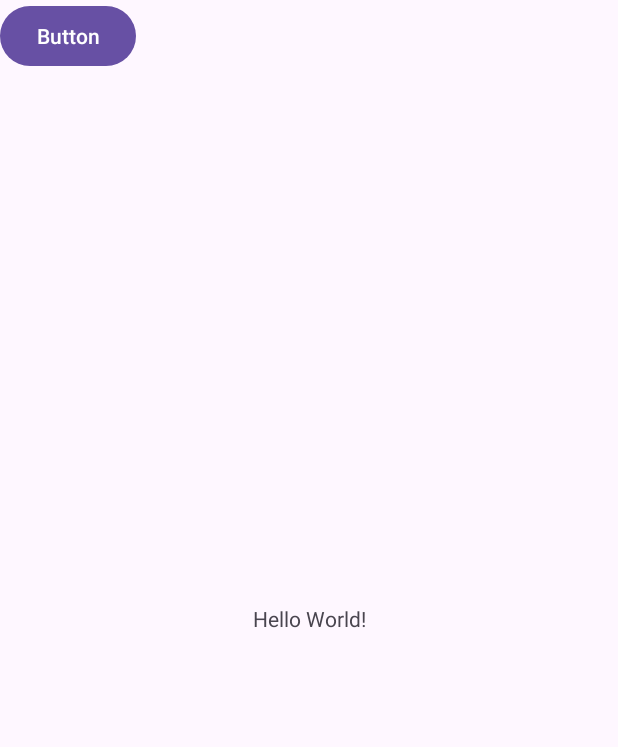
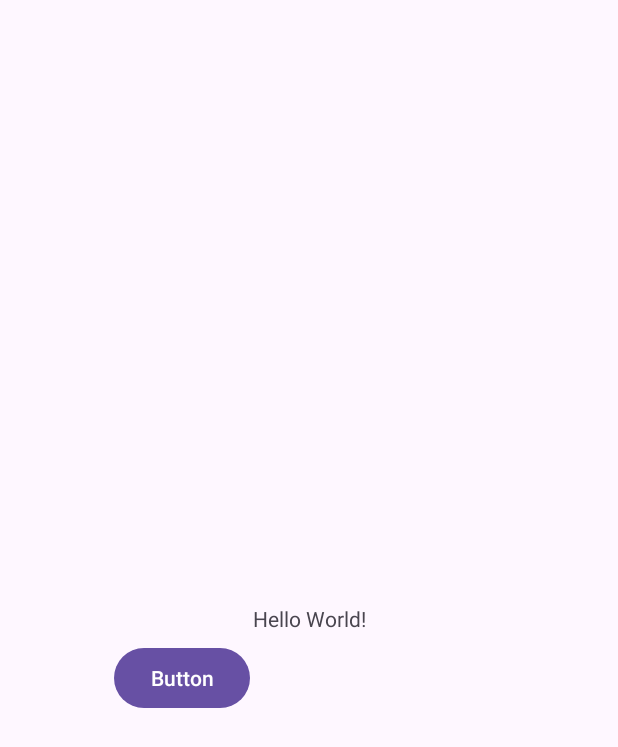
Before and after one commit to Cacciaa/AppDispensa, an Android app: the screen it shows after launch (MainActivity), after a tap on "Button", on a phone screen of 412 x 824 dp. Shown: the top 747 px of the screen. Run offline under Robolectric (Android 15) with nearby library versions, the phone set to English and light mode, and no system bars; our stand-ins replace Room's generated code; 1 statement that could not run was skipped.

Commit message:
DB Connection stable 1.0

```diff
--- a/AppWithDB/app/build.gradle.kts
+++ b/AppWithDB/app/build.gradle.kts
@@ -40,7 +40,9 @@ dependencies {
     implementation("androidx.appcompat:appcompat:1.6.1")
     implementation("com.google.android.material:material:1.9.0")
     implementation("androidx.constraintlayout:constraintlayout:2.1.4")
-    implementation("androidx.lifecycle:lifecycle-runtime-ktx:2.7.0")
+    /*implementation("androidx.lifecycle:lifecycle-runtime-ktx:2.7.0")*/
+    // Lifecycle components
+    implementation("androidx.lifecycle:lifecycle-viewmodel-ktx:2.4.0")
     testImplementation("junit:junit:4.13.2")
     androidTestImplementation("androidx.test.ext:junit:1.1.5")
     androidTestImplementation("androidx.test.espresso:espresso-core:3.5.1")
--- a/AppWithDB/app/src/main/java/com/example/appwithdb/AppDatabase.kt
+++ b/AppWithDB/app/src/main/java/com/example/appwithdb/AppDatabase.kt
@@ -9,6 +9,25 @@ import androidx.room.RoomDatabase
 abstract class AppDatabase : RoomDatabase() {
     abstract fun userDao(): UserDao
 
-    private fun Builddatabase(context: Context)= Room.databaseBuilder(context.applicationContext,AppDatabase::class.java,"Taskbardb").build()
+    companion object {
+        @Volatile
+        private var INSTANCE: AppDatabase? = null
+
+        fun getDatabase(context: Context): AppDatabase{
+            val tempInstance = INSTANCE
+            if(tempInstance != null){
+                return tempInstance
+            }
+            synchronized(this){
+                val instance = Room.databaseBuilder(
+                    context.applicationContext,
+                    AppDatabase::class.java,
+                    "dbprova"
+                ).build()
+                INSTANCE = instance
+                return instance
+            }
+        }
+    }
 
 }
--- a/AppWithDB/app/src/main/java/com/example/appwithdb/MainActivity.kt
+++ b/AppWithDB/app/src/main/java/com/example/appwithdb/MainActivity.kt
@@ -6,31 +6,36 @@ import androidx.appcompat.app.AppCompatActivity
 import android.os.Bundle
 import android.view.View
 import android.widget.TextView
-import androidx.lifecycle.lifecycleScope
+import android.widget.Toast
+import androidx.lifecycle.Observer
+import androidx.lifecycle.ViewModelProvider
 import androidx.room.Room
 import kotlinx.coroutines.launch
 
 class MainActivity : AppCompatActivity() {
 
     var db: AppDatabase? = null
+    private lateinit var mUserViewModel: UserViewModel
         @SuppressLint("MissingInflatedId")
     override fun onCreate(savedInstanceState: Bundle?) {
         super.onCreate(savedInstanceState)
         setContentView(R.layout.activity_main)
-        lifecycleScope.launch {
-           var db = Room.databaseBuilder(
-                applicationContext,
-                AppDatabase::class.java, "dbprova"
-            ).allowMainThreadQueries().build()
+            mUserViewModel = ViewModelProvider(this).get(UserViewModel::class.java)
+            mUserViewModel.addUser(User(1,"Lorenzo","Erba"))
+            mUserViewModel.addUser(User(2,"Matteo","Cacciarino"))
+            mUserViewModel.readAllData.observe(this, Observer { user->
+                Toast.makeText(this,user.get(1).firstName,Toast.LENGTH_LONG).show()
 
-            val userDao = db.userDao()
-            //userDao.insertAll(User(3,"Lorenzo","Erba"))
-            val f = findViewById<TextView>(R.id.txtId)
-            f.text = userDao.getAll().get(1).uid.toString()
+            })
+            //mUserViewModel.readAllData.removeObservers(this)
 
-        }
+
     }
 
 
+    fun clicca(view: View?){
+        mUserViewModel.deleteUser(User(2,"Lara","Erba"))
+    }
+
 
 }
--- a/AppWithDB/app/src/main/java/com/example/appwithdb/UserDao.kt
+++ b/AppWithDB/app/src/main/java/com/example/appwithdb/UserDao.kt
@@ -1,25 +1,29 @@
 package com.example.appwithdb
 
+import androidx.lifecycle.LiveData
 import androidx.room.Dao
 import androidx.room.Delete
 import androidx.room.Insert
+import androidx.room.OnConflictStrategy
 import androidx.room.Query
+import androidx.room.Update
+import androidx.room.Upsert
 
 @Dao
 interface UserDao {
-    @Query("SELECT * FROM user")
-    fun getAll(): List<User>
 
-    @Query("SELECT * FROM user WHERE uid IN (:userIds)")
-    fun loadAllByIds(userIds: IntArray): List<User>
+    @Upsert
+    suspend fun addUser(user: User)
 
-    @Query("SELECT * FROM user WHERE first_name LIKE :first AND " +
-            "last_name LIKE :last LIMIT 1")
-    fun findByName(first: String, last: String): User
-
-    @Insert
-    fun insertAll(user: User)
+    @Update
+    suspend fun updateUser(user: User)
 
     @Delete
-    fun delete(user: User)
+    suspend fun deleteUser(user: User)
+
+    @Query("DELETE FROM User")
+    suspend fun deleteAllUsers()
+
+    @Query("SELECT * FROM User ORDER BY uid ASC")
+    fun readAllData(): LiveData<List<User>>
 }
--- /dev/null
+++ b/AppWithDB/app/src/main/java/com/example/appwithdb/UserRepository.kt
@@ -0,0 +1,25 @@
+package com.example.appwithdb
+
+import androidx.lifecycle.LiveData
+
+class UserRepository(private val userDao: UserDao) {
+
+    val readAllData: LiveData<List<User>> = userDao.readAllData()
+
+    suspend fun addUser(user: User){
+        userDao.addUser(user)
+    }
+
+    suspend fun updateUser(user: User){
+        userDao.updateUser(user)
+    }
+
+    suspend fun deleteUser(user: User){
+        userDao.deleteUser(user)
+    }
+
+    suspend fun deleteAllUsers(){
+        userDao.deleteAllUsers()
+    }
+
+}
--- /dev/null
+++ b/AppWithDB/app/src/main/java/com/example/appwithdb/UserViewModel.kt
@@ -0,0 +1,47 @@
+package com.example.appwithdb
+
+import android.app.Application
+import androidx.lifecycle.AndroidViewModel
+import androidx.lifecycle.LiveData
+import androidx.lifecycle.viewModelScope
+import kotlinx.coroutines.Dispatchers
+import kotlinx.coroutines.launch
+
+class UserViewModel (application: Application): AndroidViewModel(application) {
+
+    val readAllData: LiveData<List<User>>
+    private val repository: UserRepository
+
+    init {
+        val userDao = AppDatabase.getDatabase(
+            application
+        ).userDao()
+        repository = UserRepository(userDao)
+        readAllData = repository.readAllData
+    }
+
+    fun addUser(user: User){
+        viewModelScope.launch(Dispatchers.IO) {
+            repository.addUser(user)
+        }
+    }
+
+    fun updateUser(user: User){
+        viewModelScope.launch(Dispatchers.IO) {
+            repository.updateUser(user)
+        }
+    }
+
+    fun deleteUser(user: User){
+        viewModelScope.launch(Dispatchers.IO) {
+            repository.deleteUser(user)
+        }
+    }
+
+    fun deleteAllUsers(){
+        viewModelScope.launch(Dispatchers.IO) {
+            repository.deleteAllUsers()
+        }
+    }
+
+}
--- a/AppWithDB/app/src/main/java/com/example/appwithdb/dbclass.kt
+++ /dev/null
@@ -1,4 +0,0 @@
-package com.example.appwithdb
-
-class dbclass {
-}
--- a/AppWithDB/app/src/main/res/layout/activity_main.xml
+++ b/AppWithDB/app/src/main/res/layout/activity_main.xml
@@ -20,9 +20,11 @@
         android:id="@+id/btn"
         android:layout_width="wrap_content"
         android:layout_height="wrap_content"
+        android:layout_marginStart="76dp"
+        android:layout_marginTop="428dp"
         android:onClick="clicca"
         android:text="Button"
-        tools:layout_editor_absoluteX="157dp"
-        tools:layout_editor_absoluteY="429dp" />
+        app:layout_constraintStart_toStartOf="parent"
+        app:layout_constraintTop_toTopOf="parent" />
 
 </androidx.constraintlayout.widget.ConstraintLayout>
```
Also changed, not shown: AppWithDB/app/src/main/java/com/example/appwithdb/a2.kt (deleted, +0 -17 lines), AppWithDB/app/src/main/res/layout/activity_a2.xml (deleted, +0 -16 lines).
